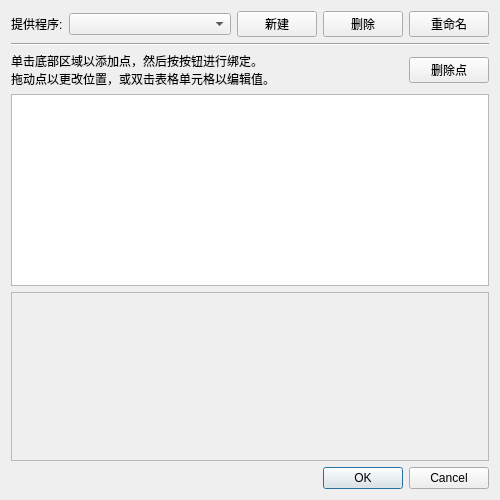
First picture: the form in src/yuzu/configuration/configure_touch_from_button.ui, repository formylover/yuzu-early-access, before the edit.
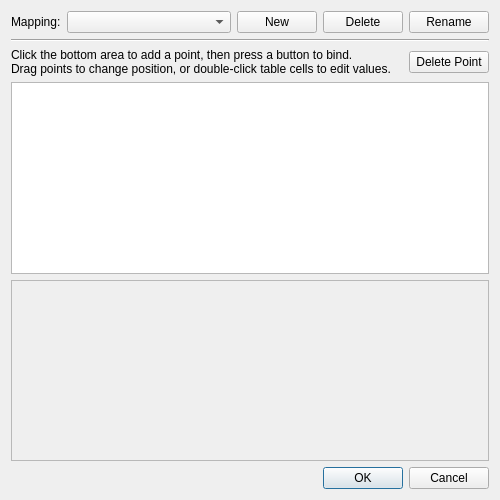
Second picture: the form after the edit. Custom widgets are drawn as their Qt base class.

Diff of the .ui file:
```diff
--- a/src/yuzu/configuration/configure_touch_from_button.ui
+++ b/src/yuzu/configuration/configure_touch_from_button.ui
@@ -19,7 +19,7 @@
      <item>
       <widget class="QLabel" name="label">
        <property name="text">
-        <string>提供程序:</string>
+        <string>Mapping:</string>
        </property>
        <property name="textFormat">
         <enum>Qt::PlainText</enum>
@@ -45,7 +45,7 @@
         </sizepolicy>
        </property>
        <property name="text">
-        <string>新建</string>
+        <string>New</string>
        </property>
       </widget>
      </item>
@@ -58,7 +58,7 @@
         </sizepolicy>
        </property>
        <property name="text">
-        <string>删除</string>
+        <string>Delete</string>
        </property>
       </widget>
      </item>
@@ -71,7 +71,7 @@
         </sizepolicy>
        </property>
        <property name="text">
-        <string>重命名</string>
+        <string>Rename</string>
        </property>
       </widget>
      </item>
@@ -89,8 +89,8 @@
      <item>
       <widget class="QLabel" name="label_2">
        <property name="text">
-        <string>单击底部区域以添加点，然后按按钮进行绑定。
-拖动点以更改位置，或双击表格单元格以编辑值。</string>
+        <string>Click the bottom area to add a point, then press a button to bind.
+Drag points to change position, or double-click table cells to edit values.</string>
        </property>
        <property name="textFormat">
         <enum>Qt::PlainText</enum>
@@ -113,7 +113,7 @@
      <item>
       <widget class="QPushButton" name="button_delete_bind">
        <property name="text">
-        <string>删除点</string>
+        <string>Delete Point</string>
        </property>
       </widget>
      </item>
```
Left out of the diff: 2 changed lines with no effect on the pictures.
